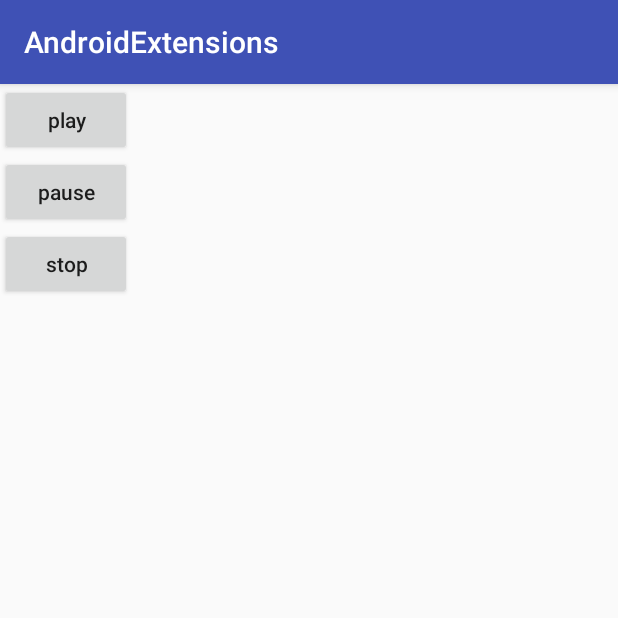
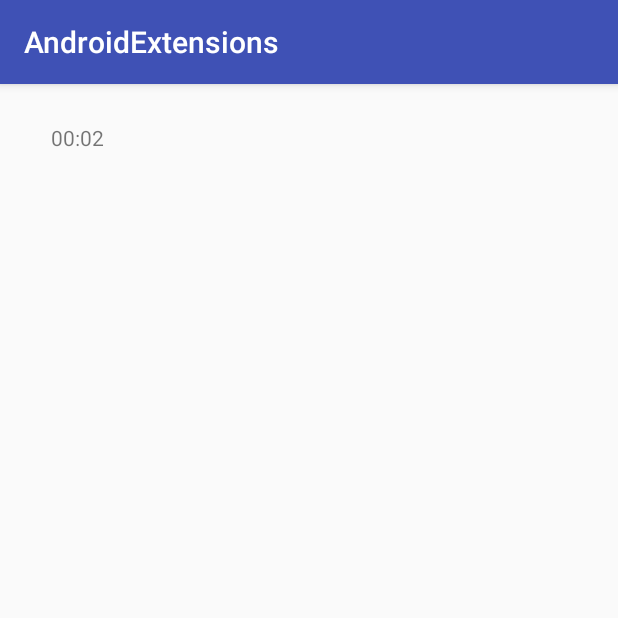
Before and after one commit to jaychang0917/AndroidExtensions, an Android app: the screen it shows after launch (AudioPlayerDemoActivity before the commit, UtilDemoActivity after it), on a phone screen of 412 x 824 dp, the top half of it. Run offline under Robolectric (Android 15) with nearby library versions, the light colour scheme and no system bars.

Commit message:
no message

```diff
--- a/app/src/main/AndroidManifest.xml
+++ b/app/src/main/AndroidManifest.xml
@@ -10,7 +10,7 @@
         android:roundIcon="@mipmap/ic_launcher_round"
         android:supportsRtl="true"
         android:theme="@style/AppTheme">
-        <activity android:name="com.jaychang.extensions.demo.av.AudioPlayerDemoActivity">
+        <activity android:name="com.jaychang.extensions.demo.util.UtilDemoActivity">
             <intent-filter>
                 <action android:name="android.intent.action.MAIN" />
 
--- /dev/null
+++ b/app/src/main/java/com/jaychang/extensions/demo/util/UtilDemoActivity.kt
@@ -0,0 +1,18 @@
+package com.jaychang.extensions.demo.util
+
+import android.os.Bundle
+import android.support.v7.app.AppCompatActivity
+import com.jaychang.extensions.demo.R
+import com.jaychang.extensions.util.DurationFormatUtils
+import kotlinx.android.synthetic.main.activity_util.*
+
+class UtilDemoActivity : AppCompatActivity() {
+
+  override fun onCreate(savedInstanceState: Bundle?) {
+    super.onCreate(savedInstanceState)
+    setContentView(R.layout.activity_util)
+
+    textView.text = DurationFormatUtils.formatHMS(2000L)
+  }
+
+}
--- a/app/src/main/res/layout/activity_audio_player.xml
+++ b/app/src/main/res/layout/activity_audio_player.xml
@@ -4,7 +4,7 @@
     android:layout_height="match_parent">
 
     <Button
-        android:id="@+id/play"
+        android:id="@+id/playButton"
         android:layout_width="wrap_content"
         android:layout_height="wrap_content"
         android:onClick="play"
--- /dev/null
+++ b/app/src/main/res/layout/activity_util.xml
@@ -0,0 +1,20 @@
+<?xml version="1.0" encoding="utf-8"?>
+<LinearLayout xmlns:android="http://schemas.android.com/apk/res/android"
+              xmlns:app="http://schemas.android.com/apk/res-auto"
+              xmlns:tools="http://schemas.android.com/tools"
+              android:layout_width="match_parent"
+              android:layout_height="wrap_content"
+              android:layout_marginBottom="46dp"
+              android:layout_marginEnd="30dp"
+              android:layout_marginStart="30dp"
+              android:layout_marginTop="22dp"
+              android:orientation="vertical"
+              android:padding="4dp">
+
+    <TextView
+        android:id="@+id/textView"
+        android:layout_width="wrap_content"
+        android:layout_height="wrap_content" />
+
+
+</LinearLayout>
--- /dev/null
+++ b/library/src/main/java/com/jaychang/extensions/util/DurationFormatUtils.kt
@@ -0,0 +1,85 @@
+package com.jaychang.extensions.util
+
+import java.text.SimpleDateFormat
+import java.util.*
+import java.util.concurrent.TimeUnit
+
+object DurationFormatUtils {
+
+  fun formatHMS(millis: Long, fullFormat: Boolean = false): String {
+    val duration = millis / 1000
+    val hours = duration / 3600
+    val minutes = (duration % 3600) / 60
+    val seconds = duration % 60
+    return if (hours > 0 || fullFormat) String.format("%d:%02d:%02d", hours, minutes, seconds) else String.format("%02d:%02d", minutes, seconds)
+  }
+
+  /**
+   * util
+   * */
+  fun formatDateTime(millis: Long, pattern: String): String {
+    return millis.milliToLocalDateTime().format(pattern)
+  }
+
+  /**
+   * E.g. toDateTimeString("hh:mm a", "'Yesterday' hh:mm a", "'Tomorrow'", "yyyy-MM-dd");
+   * return one of the following case:
+   * 1. within today: 09:30 PM
+   * 2. yesterday: Yesterday 10:20 PM
+   * 3. other: 2016-01-20
+   * Note: if the format contains other user defined strings, use '' to wrap the string.
+   */
+  fun formatDateTime(millis: Long, todayPattern: String, yesterdayPattern: String, defaultPattern: String): String {
+    val thatDayMillis = millis
+    val todayMillis = Calendar.getInstance().timeInMillis
+    val thatDay = Date(thatDayMillis)
+    val today = Date(todayMillis)
+    val diffDays = today.date - thatDay.date
+    val formatter = SimpleDateFormat()
+    when (diffDays) {
+      0 -> formatter.applyPattern(todayPattern)
+      1 -> formatter.applyPattern(yesterdayPattern)
+      else -> formatter.applyPattern(defaultPattern)
+    }
+    return formatter.format(thatDayMillis)
+  }
+
+  fun formatElapsedDateTime(millis: Long,
+                            yearAgoText: String,
+                            monthAgoText: String,
+                            weekAgoText: String,
+                            dayAgoText: String,
+                            hourAgoText: String,
+                            minuteAgoText: String,
+                            nowText: String): String {
+    val fromMillis = millis
+    val nowMillis = System.currentTimeMillis()
+    val millisFromNow = nowMillis - fromMillis
+
+    val minutesFromNow = TimeUnit.MILLISECONDS.toMinutes(millisFromNow)
+    if (minutesFromNow < 1) {
+      return nowText
+    }
+    val hoursFromNow = TimeUnit.MILLISECONDS.toHours(millisFromNow)
+    if (hoursFromNow < 1) {
+      return minutesFromNow.toString() + minuteAgoText
+    }
+    val daysFromNow = TimeUnit.MILLISECONDS.toDays(millisFromNow)
+    if (daysFromNow < 1) {
+      return hoursFromNow.toString() + hourAgoText
+    }
+    val weeksFromNow = TimeUnit.MILLISECONDS.toDays(millisFromNow) / 7
+    if (weeksFromNow < 1) {
+      return daysFromNow.toString() + dayAgoText
+    }
+    val monthsFromNow = TimeUnit.MILLISECONDS.toDays(millisFromNow) / 30
+    if (monthsFromNow < 1) {
+      return weeksFromNow.toString() + weekAgoText
+    }
+    val yearsFromNow = TimeUnit.MILLISECONDS.toDays(millisFromNow) / 365
+    if (yearsFromNow < 1) {
+      return monthsFromNow.toString() + monthAgoText
+    }
+    return yearsFromNow.toString() + yearAgoText
+  }
+}
```
Also changed, not shown: library/src/main/java/com/jaychang/extensions/util/DateExtensions.kt (+0 -71 lines), library/src/main/java/com/jaychang/extensions/util/DateTimeFormatUtils.kt (added, +8 -0 lines).
